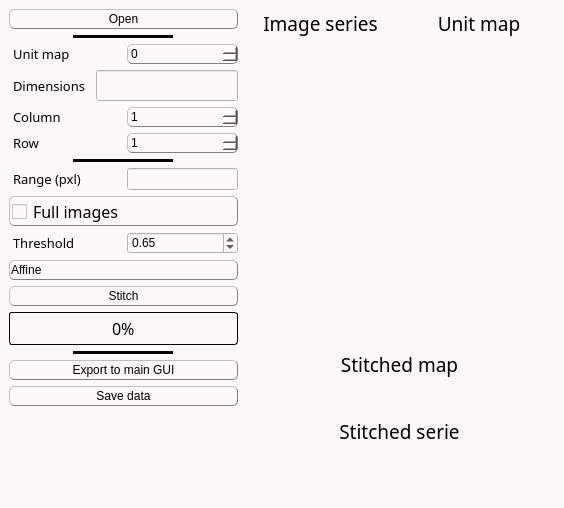
Old version of the form inichord/ThreeD_Stitching.ui in the repository Cyril-Langlois/iniCHORD.
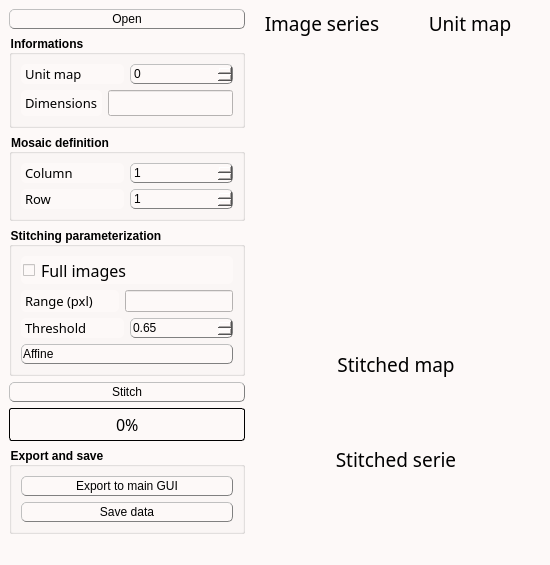
New version of the form. Icons and pictures are not drawn. Custom widgets are drawn as their Qt base class.

```diff
--- a/inichord/ThreeD_Stitching.ui
+++ b/inichord/ThreeD_Stitching.ui
@@ -6,8 +6,8 @@
    <rect>
     <x>0</x>
     <y>0</y>
-    <width>564</width>
-    <height>508</height>
+    <width>550</width>
+    <height>565</height>
    </rect>
   </property>
   <property name="windowTitle">
@@ -15,28 +15,28 @@
   </property>
   <property name="styleSheet">
    <string notr="true">/* Couleur du fond, label, combobox, progressbar vide et spin box */
-QWidget, QLabel, QComboBox, QProgressBar, QSpinBox {background-color: rgb(253, 249, 248)}
+QWidget, QLabel, QComboBox, QProgressBar, QSpinBox, QDoubleSpinBox {background-color: rgb(253, 249, 248)}
 
 /* Couleur quand inactif */
-QPushButton:disabled, QComboBox:disabled, QSpinBox:disabled {background-color: rgba(243, 98, 64,150)}
+QPushButton:disabled, QComboBox:disabled, QSpinBox:disabled, QDoubleSpinBox:disabled {background-color: rgba(243, 98, 64,150)}
 
 /* Couleur des boutons et des selecteurs */
 QPushButton, QComboBox::drop-down:button, QComboBox::down-arrow, QComboBox::down-arrow:disabled, QSpinBox::drop-down:button, QSpinBox::down-arrow, QSpinBox::down-arrow:disabled, QSpinBox::drop-up:button, QSpinBox::up-arrow, QSpinBox::up-arrow:disabled, QSlider::handle:horizontal, QDoubleSpinBox::drop-down:button, QDoubleSpinBox::down-arrow, QDoubleSpinBox::down-arrow:disabled, QDoubleSpinBox::drop-up:button, QDoubleSpinBox::up-arrow, QDoubleSpinBox::up-arrow:disabled {background-color: rgb(226, 120, 95)}
 
 /* Couleur des bordures de même couleur que les boutons */
-QComboBox::drop-down:button, QSpinBox::drop-down:button, QSpinBox::drop-up:button {border-color: rgb(193, 167, 181)}
+QComboBox::drop-down:button, QSpinBox::drop-down:button, QSpinBox::drop-up:button, QDoubleSpinBox::drop-down:button, QDoubleSpinBox::drop-up:button {border-color: rgb(193, 167, 181)}
 
 /* Couleur des textes */
-QLabel, QPushButton, QPushButton:hover, QCheckBox, QComboBox, Line, QTextEdit, QSpinBox {color: rgb(0, 0, 0)}
+QLabel, QPushButton, QPushButton:hover, QComboBox, Line, QTextEdit, QSpinBox, QDoubleSpinBox {color: rgb(0, 0, 0)}
 
 /* style des bordures 1 */
-QLabel, QPushButton, QPushButton:hover, QCheckBox, QComboBox, QSpinBox  {
+QLabel, QPushButton, QPushButton:hover, QComboBox, QSpinBox, QDoubleSpinBox  {
 	border-style : outset;
 	min-width : 5em;
 }
 
 /* style des bordures 2 */
-QPushButton, QPushButton:hover, QCheckBox, QComboBox, QSpinBox  {
+QPushButton, QPushButton:hover, QCheckBox, QComboBox, QSpinBox, QDoubleSpinBox  {
 	border-radius: 5px;
 	border-width: 1px;
 	border-color: gray;
@@ -46,18 +46,18 @@
 QPushButton, QPushButton:hover, QCheckBox, QProgressBar {font: 12pt &quot;Noto Sans Cond&quot;}
 
 /* Font 2 */
-QComboBox, QTextEdit, QSpinBox {font: 10pt &quot;Noto Sans Cond&quot;}
+QComboBox, QTextEdit, QSpinBox, QLineEdit, QDoubleSpinBox {font: 10pt &quot;Noto Sans Cond&quot;}
 
 /* Padding 1 */
-QLabel, QComboBox, QComboBox::down-arrow, QSpinBox, QSpinBox::down-arrow, QSpinBox::up-arrow {padding : 1px;}
+QLabel, QComboBox, QComboBox::down-arrow, QSpinBox, QSpinBox::down-arrow, QSpinBox::up-arrow, QDoubleSpinBox::down-arrow, QDoubleSpinBox::up-arrow {padding : 1px;}
 
 /* Padding 2 */
 QPushButton, QPushButton:hover, QCheckBox {padding : 2px;}
 
 /* Gestion taille des QCheckBoxes */
 QCheckBox::indicator:unchecked, QCheckBox::indicator:unchecked:hover, QCheckBox::indicator:checked, QCheckBox::indicator:checked:hover  {
-	width :15px;
-	height : 15px;
+	width :12px;
+	height : 12px;
 }
 
 QLabel {
@@ -104,8 +104,6 @@
 	border-color: black;
 }
 
-QLineEdit {font : 12pt &quot;Noto Sans Cond&quot;;}
-
 /* Gestion taille des QLineEdit */
 QLineEdit::indicator:unchecked, QLineEdit::indicator:unchecked:hover, QLineEdit::indicator:checked, QLineEdit::indicator:checked:hover  {
 	border-color: black;
@@ -125,19 +123,19 @@
 	margin : 0.5px;
  }
 
-QSpinBox::drop-down:button, QSpinBox::drop-up:button {
+QSpinBox::drop-down:button, QSpinBox::drop-up:button, QDoubleSpinBox::drop-down:button, QDoubleSpinBox::drop-up:button {
 	border-radius: 2px;
 	border-width: 1px;
 	width: 36px;
 }
 
-QSpinBox::down-arrow {
+QSpinBox::down-arrow, QDoubleSpinBox::down-arrow {
 	image : url(icons/Arrow_down.png);
     width: 24px;
     height: 22px;
 }
 
-QSpinBox::up-arrow {
+QSpinBox::up-arrow, QDoubleSpinBox::up-arrow {
 	image : url(icons/Arrow_up.png);
     width: 24px;
     height: 22px;
@@ -156,6 +154,10 @@
     height: 30px;
     margin: -10px 0; /* handle is placed by default on the contents rect of the groove. Expand outside the groove */
     border-radius: 3px;
+}
+
+QGroupBox {
+    font-weight: bold;
 }</string>
   </property>
   <widget class="QWidget" name="centralwidget">
@@ -196,34 +198,12 @@
           </property>
          </widget>
         </item>
-        <item alignment="Qt::AlignHCenter">
-         <widget class="Line" name="line1">
-          <property name="sizePolicy">
-           <sizepolicy hsizetype="Fixed" vsizetype="Fixed">
-            <horstretch>0</horstretch>
-            <verstretch>0</verstretch>
-           </sizepolicy>
+        <item>
+         <widget class="QGroupBox" name="groupBox">
+          <property name="title">
+           <string>Informations</string>
           </property>
-          <property name="minimumSize">
-           <size>
-            <width>100</width>
-            <height>0</height>
-           </size>
-          </property>
-          <property name="frameShadow">
-           <enum>QFrame::Plain</enum>
-          </property>
-          <property name="lineWidth">
-           <number>5</number>
-          </property>
-          <property name="midLineWidth">
-           <number>5</number>
-          </property>
-          <property name="orientation">
-           <enum>Qt::Horizontal</enum>
-          </property>
-         </widget>
-        </item>
+          <layout class="QVBoxLayout" name="verticalLayout_10">
         <item>
          <layout class="QHBoxLayout" name="horizontalLayout_3">
           <item>
@@ -364,7 +344,7 @@
             <property name="font">
              <font>
               <family>Noto Sans Cond</family>
-              <pointsize>12</pointsize>
+                 <pointsize>10</pointsize>
               <weight>50</weight>
               <italic>false</italic>
               <bold>false</bold>
@@ -376,10 +356,22 @@
             <property name="alignment">
              <set>Qt::AlignCenter</set>
             </property>
+               <property name="readOnly">
+                <bool>true</bool>
+               </property>
            </widget>
           </item>
          </layout>
         </item>
+          </layout>
+         </widget>
+        </item>
+        <item>
+         <widget class="QGroupBox" name="groupBox_2">
+          <property name="title">
+           <string>Mosaic definition</string>
+          </property>
+          <layout class="QVBoxLayout" name="verticalLayout_11">
         <item>
          <layout class="QHBoxLayout" name="horizontalLayout_4">
           <item>
@@ -500,31 +492,46 @@
           </item>
          </layout>
         </item>
-        <item alignment="Qt::AlignHCenter">
-         <widget class="Line" name="line2">
+          </layout>
+         </widget>
+        </item>
+        <item>
+         <widget class="QGroupBox" name="groupBox_3">
+          <property name="title">
+           <string>Stitching parameterization</string>
+          </property>
+          <layout class="QVBoxLayout" name="verticalLayout_12">
+           <item>
+            <widget class="QCheckBox" name="full_range">
           <property name="sizePolicy">
-           <sizepolicy hsizetype="Fixed" vsizetype="Fixed">
+              <sizepolicy hsizetype="Preferred" vsizetype="Fixed">
             <horstretch>0</horstretch>
             <verstretch>0</verstretch>
            </sizepolicy>
           </property>
           <property name="minimumSize">
            <size>
-            <width>100</width>
+               <width>0</width>
             <height>0</height>
            </size>
           </property>
-          <property name="frameShadow">
-           <enum>QFrame::Plain</enum>
-          </property>
-          <property name="lineWidth">
-           <number>5</number>
-          </property>
-          <property name="midLineWidth">
-           <number>5</number>
-          </property>
-          <property name="orientation">
-           <enum>Qt::Horizontal</enum>
+             <property name="font">
+              <font>
+               <family>Noto Sans Cond</family>
+               <pointsize>12</pointsize>
+               <weight>50</weight>
+               <italic>false</italic>
+               <bold>false</bold>
+              </font>
+             </property>
+             <property name="toolTip">
+              <string>&lt;html&gt;&lt;head/&gt;&lt;body&gt;&lt;p&gt;&lt;span style=&quot; font-size:11pt;&quot;&gt;Check the box if the range of search is the entire image.&lt;/span&gt;&lt;/p&gt;&lt;/body&gt;&lt;/html&gt;</string>
+             </property>
+             <property name="styleSheet">
+              <string notr="true"/>
+             </property>
+             <property name="text">
+              <string>Full images</string>
           </property>
          </widget>
         </item>
@@ -591,40 +598,6 @@
           </item>
          </layout>
         </item>
-        <item>
-         <widget class="QCheckBox" name="full_range">
-          <property name="sizePolicy">
-           <sizepolicy hsizetype="Preferred" vsizetype="Fixed">
-            <horstretch>0</horstretch>
-            <verstretch>0</verstretch>
-           </sizepolicy>
-          </property>
-          <property name="minimumSize">
-           <size>
-            <width>96</width>
-            <height>0</height>
-           </size>
-          </property>
-          <property name="font">
-           <font>
-            <family>Noto Sans Cond</family>
-            <pointsize>12</pointsize>
-            <weight>50</weight>
-            <italic>false</italic>
-            <bold>false</bold>
-           </font>
-          </property>
-          <property name="toolTip">
-           <string>&lt;html&gt;&lt;head/&gt;&lt;body&gt;&lt;p&gt;&lt;span style=&quot; font-size:11pt;&quot;&gt;Check the box if the range of search is the entire image.&lt;/span&gt;&lt;/p&gt;&lt;/body&gt;&lt;/html&gt;</string>
-          </property>
-          <property name="styleSheet">
-           <string notr="true"/>
-          </property>
-          <property name="text">
-           <string>Full images</string>
-          </property>
-         </widget>
-        </item>
         <item>
          <layout class="QHBoxLayout" name="horizontalLayout_5">
           <item>
@@ -677,7 +650,7 @@
             </property>
             <property name="minimumSize">
              <size>
-              <width>0</width>
+                 <width>77</width>
               <height>0</height>
              </size>
             </property>
@@ -728,6 +701,9 @@
           </item>
          </widget>
         </item>
+          </layout>
+         </widget>
+        </item>
         <item>
          <widget class="QPushButton" name="ComputeClass_bttn">
           <property name="sizePolicy">
@@ -785,34 +761,14 @@
           </property>
          </widget>
         </item>
-        <item alignment="Qt::AlignHCenter">
-         <widget class="Line" name="line1_2">
-          <property name="sizePolicy">
-           <sizepolicy hsizetype="Fixed" vsizetype="Fixed">
-            <horstretch>0</horstretch>
-            <verstretch>0</verstretch>
-           </sizepolicy>
-          </property>
-          <property name="minimumSize">
-           <size>
-            <width>100</width>
-            <height>0</height>
-           </size>
-          </property>
-          <property name="frameShadow">
-           <enum>QFrame::Plain</enum>
-          </property>
-          <property name="lineWidth">
-           <number>5</number>
-          </property>
-          <property name="midLineWidth">
-           <number>5</number>
-          </property>
-          <property name="orientation">
-           <enum>Qt::Horizontal</enum>
-          </property>
-         </widget>
-        </item>
+        <item>
+         <layout class="QVBoxLayout" name="verticalLayout_2">
+          <item>
+           <widget class="QGroupBox" name="groupBox_4">
+            <property name="title">
+             <string>Export and save</string>
+            </property>
+            <layout class="QVBoxLayout" name="verticalLayout_9">
         <item>
          <widget class="QPushButton" name="Push_export">
           <property name="sizePolicy">
@@ -840,8 +796,6 @@
          </widget>
         </item>
         <item>
-         <layout class="QVBoxLayout" name="verticalLayout_2">
-          <item>
            <widget class="QPushButton" name="Save_bttn">
             <property name="sizePolicy">
              <sizepolicy hsizetype="Minimum" vsizetype="Fixed">
@@ -867,6 +821,9 @@
             </property>
            </widget>
           </item>
+            </layout>
+           </widget>
+          </item>
           <item>
            <spacer name="verticalSpacer">
             <property name="orientation">
```
Left out of the diff: 17 changed lines with no effect on the pictures. Lines whose indentation alone changed are shown as unchanged.
